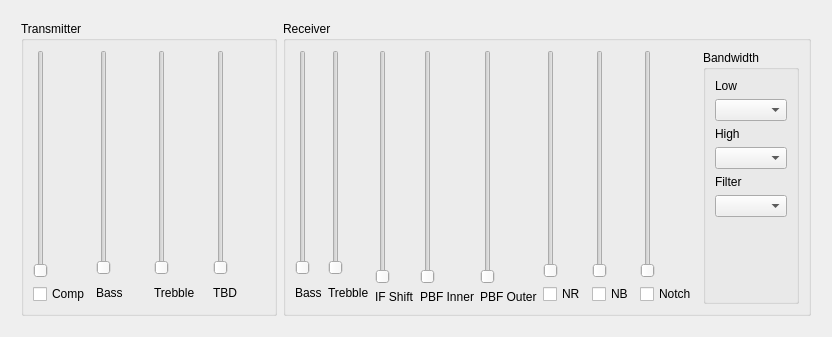
Above: transceiveradjustments.ui from adecarolis/wfweb before the change. Below: the same form after it.
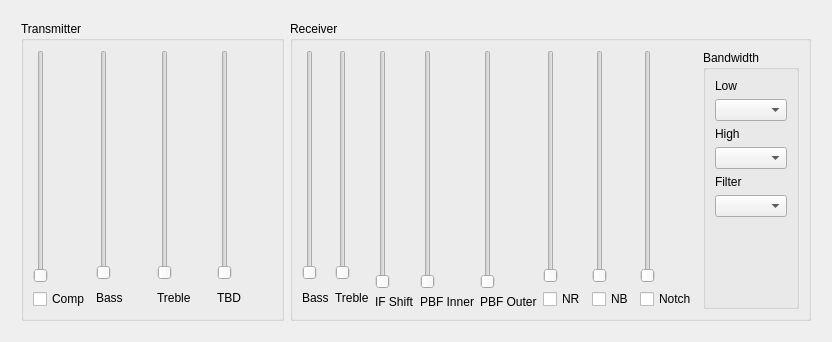
That is the form after the change.

Commit message: Added geometry constraints to the transceiver adjustments window, and disable controls which do not function except for debug builds.

Patch:
```diff
--- a/transceiveradjustments.ui
+++ b/transceiveradjustments.ui
@@ -49,7 +49,13 @@
            <number>0</number>
           </property>
           <item>
-           <widget class="QSlider" name="verticalSlider">
+           <widget class="QSlider" name="compSlider">
+            <property name="minimumSize">
+             <size>
+              <width>0</width>
+              <height>230</height>
+             </size>
+            </property>
             <property name="orientation">
              <enum>Qt::Vertical</enum>
             </property>
@@ -67,7 +73,13 @@
         <item>
          <layout class="QVBoxLayout" name="verticalLayout_5">
           <item>
-           <widget class="QSlider" name="verticalSlider_4">
+           <widget class="QSlider" name="bassTxSlider">
+            <property name="minimumSize">
+             <size>
+              <width>0</width>
+              <height>230</height>
+             </size>
+            </property>
             <property name="orientation">
              <enum>Qt::Vertical</enum>
             </property>
@@ -91,7 +103,13 @@
         <item>
          <layout class="QVBoxLayout" name="verticalLayout_4">
           <item>
-           <widget class="QSlider" name="verticalSlider_3">
+           <widget class="QSlider" name="trebleTxSlider">
+            <property name="minimumSize">
+             <size>
+              <width>0</width>
+              <height>230</height>
+             </size>
+            </property>
             <property name="orientation">
              <enum>Qt::Vertical</enum>
             </property>
@@ -106,7 +124,7 @@
              </size>
             </property>
             <property name="text">
-             <string>Trebble</string>
+             <string>Treble</string>
             </property>
            </widget>
           </item>
@@ -115,7 +133,13 @@
         <item>
          <layout class="QVBoxLayout" name="verticalLayout_10">
           <item>
-           <widget class="QSlider" name="verticalSlider_9">
+           <widget class="QSlider" name="tbdSlider">
+            <property name="minimumSize">
+             <size>
+              <width>0</width>
+              <height>230</height>
+             </size>
+            </property>
             <property name="orientation">
              <enum>Qt::Vertical</enum>
             </property>
@@ -148,7 +172,13 @@
         <item>
          <layout class="QVBoxLayout" name="verticalLayout_8">
           <item>
-           <widget class="QSlider" name="verticalSlider_5">
+           <widget class="QSlider" name="bassRxSlider">
+            <property name="minimumSize">
+             <size>
+              <width>0</width>
+              <height>230</height>
+             </size>
+            </property>
             <property name="orientation">
              <enum>Qt::Vertical</enum>
             </property>
@@ -172,7 +202,13 @@
         <item>
          <layout class="QVBoxLayout" name="verticalLayout_3">
           <item>
-           <widget class="QSlider" name="verticalSlider_2">
+           <widget class="QSlider" name="trebleRxSlider">
+            <property name="minimumSize">
+             <size>
+              <width>0</width>
+              <height>230</height>
+             </size>
+            </property>
             <property name="orientation">
              <enum>Qt::Vertical</enum>
             </property>
@@ -187,7 +223,7 @@
              </size>
             </property>
             <property name="text">
-             <string>Trebble</string>
+             <string>Treble</string>
             </property>
            </widget>
           </item>
@@ -197,6 +233,12 @@
          <layout class="QVBoxLayout" name="IFShiftVertLayout">
           <item>
            <widget class="QSlider" name="IFShiftSlider">
+            <property name="minimumSize">
+             <size>
+              <width>0</width>
+              <height>230</height>
+             </size>
+            </property>
             <property name="maximum">
              <number>255</number>
             </property>
@@ -230,6 +272,12 @@
           </property>
           <item>
            <widget class="QSlider" name="TPBFInnerSlider">
+            <property name="minimumSize">
+             <size>
+              <width>0</width>
+              <height>230</height>
+             </size>
+            </property>
             <property name="maximum">
              <number>255</number>
             </property>
@@ -263,6 +311,12 @@
           </property>
           <item>
            <widget class="QSlider" name="TPBFOuterSlider">
+            <property name="minimumSize">
+             <size>
+              <width>0</width>
+              <height>230</height>
+             </size>
+            </property>
             <property name="maximum">
              <number>255</number>
             </property>
@@ -283,7 +337,13 @@
         <item>
          <layout class="QVBoxLayout" name="verticalLayout_7">
           <item>
-           <widget class="QSlider" name="verticalSlider_6">
+           <widget class="QSlider" name="NRRxSlider">
+            <property name="minimumSize">
+             <size>
+              <width>0</width>
+              <height>230</height>
+             </size>
+            </property>
             <property name="orientation">
              <enum>Qt::Vertical</enum>
             </property>
@@ -301,7 +361,13 @@
         <item>
          <layout class="QVBoxLayout" name="verticalLayout_6">
           <item>
-           <widget class="QSlider" name="verticalSlider_7">
+           <widget class="QSlider" name="NBRxSlider">
+            <property name="minimumSize">
+             <size>
+              <width>0</width>
+              <height>230</height>
+             </size>
+            </property>
             <property name="orientation">
              <enum>Qt::Vertical</enum>
             </property>
@@ -319,7 +385,13 @@
         <item>
          <layout class="QVBoxLayout" name="verticalLayout_11">
           <item>
-           <widget class="QSlider" name="verticalSlider_10">
+           <widget class="QSlider" name="notchRxSlider">
+            <property name="minimumSize">
+             <size>
+              <width>0</width>
+              <height>230</height>
+             </size>
+            </property>
             <property name="orientation">
              <enum>Qt::Vertical</enum>
             </property>
```
Left out of the diff: 54 changed lines with no effect on the pictures. The commit also changes 1 other file.
